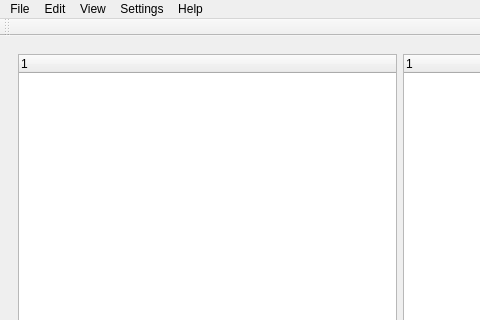
First picture: the form in src/gui/ui/main_window.ui, repository MaxB321/TimeBranchr, before the edit; both pictures show x 0 to 480 and y 0 to 320 of the 800 by 600 pixel window.
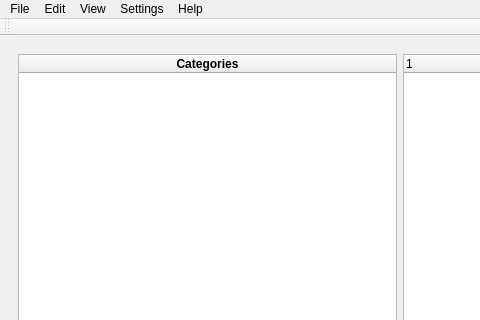
Second picture: the form after the edit.

Commit message: changed left-side treewidget header to Categories

Diff of the .ui file:
```diff
--- a/src/gui/ui/main_window.ui
+++ b/src/gui/ui/main_window.ui
@@ -23,7 +23,15 @@
          <widget class="QTreeWidget" name="treeWidget">
           <column>
            <property name="text">
-            <string notr="true">1</string>
+            <string notr="true">Categories</string>
+           </property>
+           <property name="font">
+            <font>
+             <bold>true</bold>
+            </font>
+           </property>
+           <property name="textAlignment">
+            <set>AlignCenter</set>
            </property>
           </column>
          </widget>
```
The commit also changes 1 other file.
